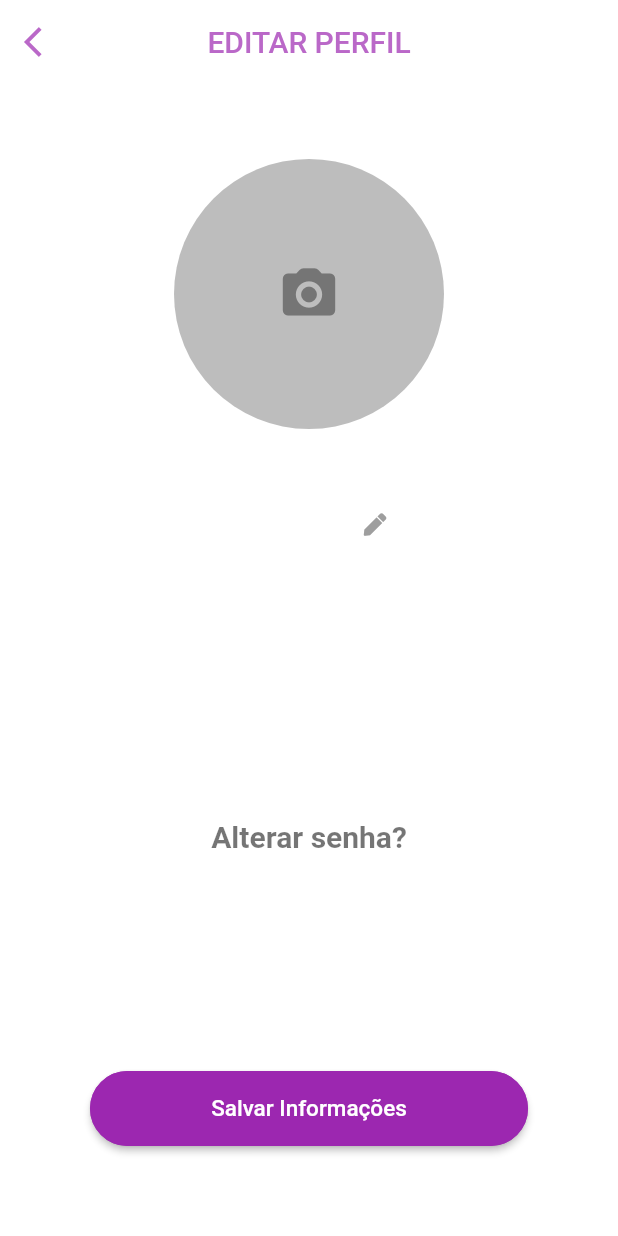
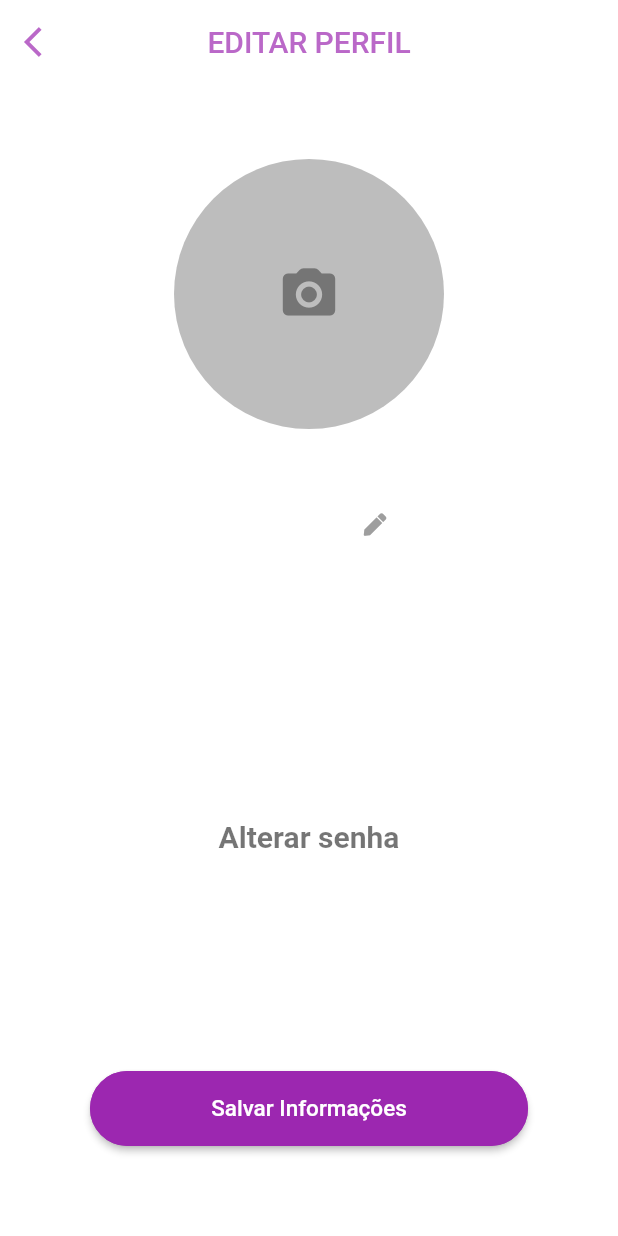
Before and after one commit to projetoIII/LegendaryApp, a Flutter app: the EditarPerfilPageView screen opened by its route, on a phone screen of 412 x 824 dp. Run offline on Flutter 3.47's test engine with Material 2 defaults, Android fonts, the phone set to English and light mode, and no system bars; our stand-ins replace cloud_firestore, firebase_auth, firebase_core, firebase_storage, flutter_signin_button, font_awesome_flutter and 2 more; accounts and stored records are empty.

```diff
--- a/legendary_app/lib/view/EditarPerfil.dart
+++ b/legendary_app/lib/view/EditarPerfil.dart
@@ -1,7 +1,7 @@
 import 'dart:io';
 
+import 'package:firebase_auth/firebase_auth.dart';
 import 'package:firebase_storage/firebase_storage.dart';
-import 'package:firebase_auth/firebase_auth.dart';
 import 'package:flutter/cupertino.dart';
 import 'package:flutter/material.dart';
 import 'package:font_awesome_flutter/font_awesome_flutter.dart';
@@ -149,7 +149,8 @@ class _EditarPerfilPageViewState extends State<EditarPerfilPageView> {
                                                 color: Colors.purple,
                                               ),
                                               onTap: () {
-                                                chooseImage(ImageSource.gallery);
+                                                chooseImage(
+                                                    ImageSource.gallery);
                                                 Navigator.of(context).pop();
                                               },
                                             ),
@@ -285,7 +286,7 @@ class _EditarPerfilPageViewState extends State<EditarPerfilPageView> {
                 ),
                 TextButton(
                   child: Text(
-                    "Alterar senha?",
+                    "Alterar senha",
                     softWrap: true,
                     textAlign: TextAlign.center,
                     style: new TextStyle(
@@ -361,7 +362,6 @@ class _EditarPerfilPageViewState extends State<EditarPerfilPageView> {
                   child: Container(),
                 ),
                 Container(
-
                   width: MediaQuery.of(context).size.width * 0.70,
                   margin: EdgeInsets.all(10),
                   height: 50.0,
```
